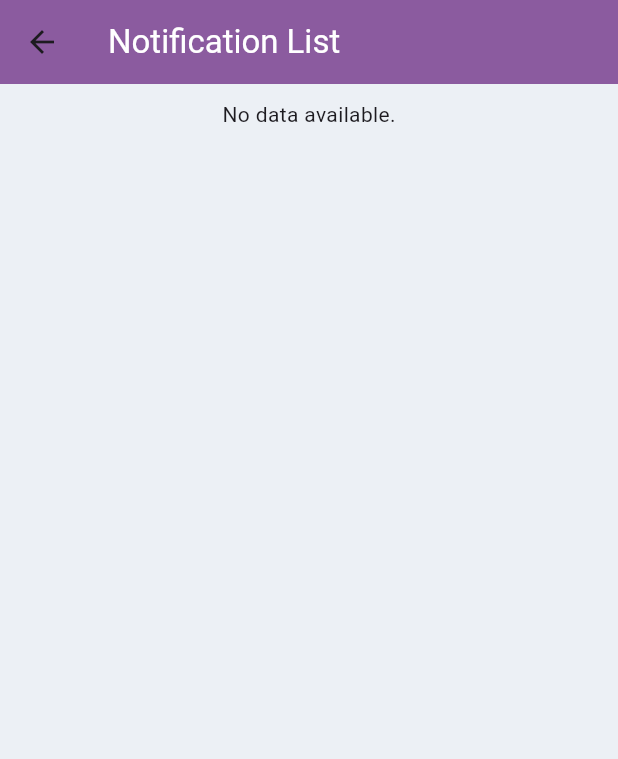
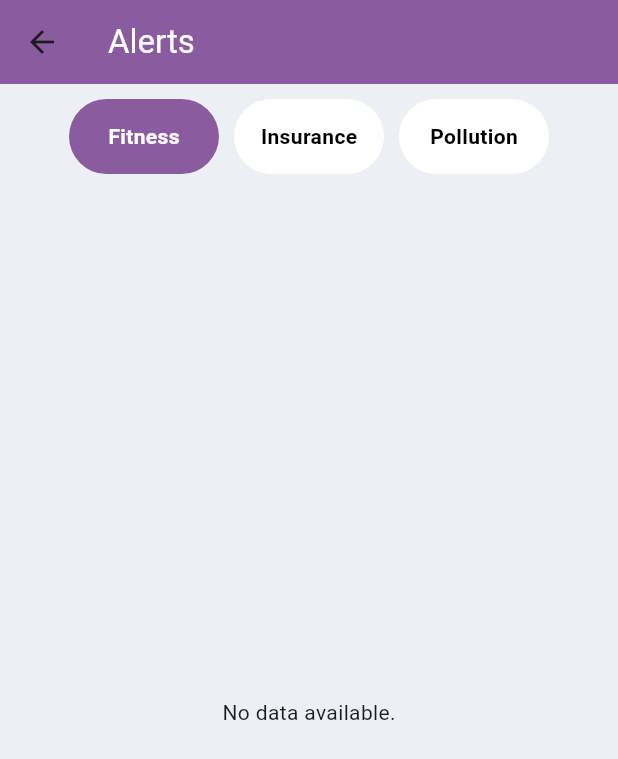
Before and after one commit to ajulkjose246/InstHelper, a Flutter app: the screen it shows after launch, after a tap on the "notifications" icon, on a phone screen of 412 x 824 dp. Shown: the top 759 px of the screen. Run offline on Flutter 3.47's test engine with Material 3 defaults, Android fonts, the phone set to English and light mode, and no system bars; our stand-ins replace file_picker, firebase_core, firebase_database, firebase_storage, google_nav_bar, line_icons and 1 more; missing offline and left inert: dotlottie_loader; accounts and stored records are empty.

Commit message:
notification list to alert list and added a filter option in the alert page

```diff
--- a/lib/main.dart
+++ b/lib/main.dart
@@ -3,8 +3,7 @@ import 'package:flutter/material.dart';
 import 'package:insthelper/firebase_options.dart';
 import 'package:insthelper/screens/container.dart';
 import 'package:insthelper/screens/user/add_vehicle.dart';
-import 'package:insthelper/screens/user/notification_list.dart';
-import 'package:insthelper/screens/user/vehicle_view.dart';
+import 'package:insthelper/screens/user/alert_list.dart';
 
 Future<void> main() async {
   WidgetsFlutterBinding.ensureInitialized();
@@ -24,7 +23,7 @@ class MyApp extends StatelessWidget {
       routes: ({
         '/': (context) => ContainerScreen(),
         '/add': (context) => AddVehicleScreen(),
-        '/alert': (context) => NotificationList(),
+        '/alert': (context) => AlertList(),
       }),
       initialRoute: '/',
     );
--- /dev/null
+++ b/lib/screens/user/alert_list.dart
@@ -0,0 +1,311 @@
+import 'package:firebase_database/firebase_database.dart';
+import 'package:flutter/material.dart';
+import 'package:insthelper/functions/home_screen_function.dart';
+import 'package:insthelper/screens/user/vehicle_view.dart';
+import 'package:intl/intl.dart';
+
+class AlertList extends StatefulWidget {
+  const AlertList({super.key});
+
+  @override
+  State<AlertList> createState() => _AlertListState();
+}
+
+class _AlertListState extends State<AlertList> {
+  var filterValue = 1;
+  @override
+  Widget build(BuildContext context) {
+    return Scaffold(
+      appBar: AppBar(
+        title: const Text("Alerts", style: TextStyle(color: Colors.white)),
+        backgroundColor: const Color.fromRGBO(139, 91, 159, 1),
+      ),
+      body: Container(
+        color: const Color.fromRGBO(236, 240, 245, 1),
+        child: Column(
+          children: [
+            Padding(
+              padding: const EdgeInsets.all(10),
+              child: Row(
+                mainAxisAlignment: MainAxisAlignment.center,
+                children: [
+                  GestureDetector(
+                    onTap: () {
+                      setState(() {
+                        filterValue = 1;
+                      });
+                    },
+                    child: Container(
+                      width: 100,
+                      height: 50,
+                      decoration: BoxDecoration(
+                        color: filterValue != 1
+                            ? Colors.white
+                            : Color.fromRGBO(139, 91, 159, 1),
+                        // color: Color.fromRGBO(139, 91, 159, 1),
+                        borderRadius: BorderRadius.circular(50),
+                      ),
+                      child: Center(
+                          child: Text(
+                        "Fitness",
+                        style: TextStyle(
+                            fontWeight: FontWeight.bold,
+                            color:
+                                filterValue != 1 ? Colors.black : Colors.white),
+                      )),
+                    ),
+                  ),
+                  const SizedBox(
+                    width: 10,
+                  ),
+                  GestureDetector(
+                    onTap: () {
+                      setState(() {
+                        filterValue = 2;
+                      });
+                    },
+                    child: Container(
+                      width: 100,
+                      height: 50,
+                      decoration: BoxDecoration(
+                        color: filterValue != 2
+                            ? Colors.white
+                            : Color.fromRGBO(139, 91, 159, 1),
+                        // color: Color.fromRGBO(139, 91, 159, 1),
+                        borderRadius: BorderRadius.circular(50),
+                      ),
+                      child: Center(
+                          child: Text(
+                        "Insurance",
+                        style: TextStyle(
+                            fontWeight: FontWeight.bold,
+                            color:
+                                filterValue != 2 ? Colors.black : Colors.white),
+                      )),
+                    ),
+                  ),
+                  const SizedBox(
+                    width: 10,
+                  ),
+                  GestureDetector(
+                    onTap: () {
+                      setState(() {
+                        filterValue = 3;
+                      });
+                    },
+                    child: Container(
+                      width: 100,
+                      height: 50,
+                      decoration: BoxDecoration(
+                        color: filterValue != 3
+                            ? Colors.white
+                            : Color.fromRGBO(139, 91, 159, 1),
+                        // color: Color.fromRGBO(139, 91, 159, 1),
+                        borderRadius: BorderRadius.circular(50),
+                      ),
+                      child: Center(
+                          child: Text(
+                        "Pollution",
+                        style: TextStyle(
+                            fontWeight: FontWeight.bold,
+                            color:
+                                filterValue != 3 ? Colors.black : Colors.white),
+                      )),
+                    ),
+                  ),
+                ],
+              ),
+            ),
+            Expanded(
+              child: Padding(
+                padding: const EdgeInsets.all(10),
+                child: StreamBuilder(
+                  stream: FirebaseDatabase.instance
+                      .ref('Vehicle-Management')
+                      .child('Vehicles')
+                      .onValue,
+                  builder: (context, snapshot) {
+                    if (snapshot.hasError) {
+                      return Center(child: Text('Error: ${snapshot.error}'));
+                    }
+
+                    if (snapshot.connectionState == ConnectionState.waiting) {
+                      return const Center(child: CircularProgressIndicator());
+                    }
+
+                    if (snapshot.hasData &&
+                        snapshot.data!.snapshot.value != null) {
+                      Map data = snapshot.data!.snapshot.value as Map;
+                      List items = [];
+
+                      data.forEach((key, value) {
+                        items.add({"key": key, ...value});
+                      });
+                      List filteredItems = [];
+                      // Filter items based on Fitness Upto date
+                      if (filterValue == 1) {
+                        filteredItems = items.where((vehicle) {
+                          DateTime fitnessUptoDate = DateFormat('yyyy-MM-dd')
+                              .parse(vehicle['Fitness Upto']);
+                          DateTime now = DateTime.now().add(Duration(days: 30));
+                          return fitnessUptoDate.isBefore(now);
+                        }).toList();
+                      } else if (filterValue == 2) {
+                        filteredItems = items.where((vehicle) {
+                          DateTime insuranceUptoDate = DateFormat('yyyy-MM-dd')
+                              .parse(vehicle['Insurance Upto']);
+                          DateTime now = DateTime.now().add(Duration(days: 30));
+                          return insuranceUptoDate.isBefore(now);
+                        }).toList();
+                      } else {
+                        filteredItems = items.where((vehicle) {
+                          DateTime pollutionUptoDate = DateFormat('yyyy-MM-dd')
+                              .parse(vehicle['Pollution Upto']);
+                          DateTime now = DateTime.now().add(Duration(days: 30));
+                          return pollutionUptoDate.isBefore(now);
+                        }).toList();
+                      }
+
+                      return ListView.builder(
+                        shrinkWrap: true,
+                        itemCount: filteredItems.length,
+                        itemBuilder: (context, index) {
+                          var vehicle = filteredItems[index];
+                          return FutureBuilder(
+                            future: HomeScreenFunction()
+                                .getModelImage(vehicle['Vehicle Type']),
+                            builder: (context, snapshot) {
+                              if (snapshot.connectionState ==
+                                  ConnectionState.waiting) {
+                                return Padding(
+                                  padding: const EdgeInsets.all(10),
+                                  child: Container(
+                                    height: 150,
+                                    decoration: BoxDecoration(
+                                      color: Colors.white,
+                                      borderRadius: BorderRadius.circular(16),
+                                    ),
+                                    child: const Center(
+                                      child: CircularProgressIndicator(),
+                                    ),
+                                  ),
+                                );
+                              } else if (snapshot.hasError) {
+                                return Padding(
+                                  padding: const EdgeInsets.all(10),
+                                  child: Container(
+                                    height: 150,
+                                    decoration: BoxDecoration(
+                                      color: Colors.white,
+                                      borderRadius: BorderRadius.circular(16),
+                                    ),
+                                    child: const Center(
+                                      child: Icon(Icons.error),
+                                    ),
+                                  ),
+                                );
+                              } else {
+                                return GestureDetector(
+                                  onTap: () {
+                                    Navigator.push(
+                                      context,
+                                      MaterialPageRoute(
+                                        builder: (context) => VehicleViewScreen(
+                                          vehicleRegistrationNo:
+                                              vehicle['Registration Number'],
+                                        ),
+                                      ),
+                                    );
+                                  },
+                                  child: Padding(
+                                    padding: const EdgeInsets.all(10),
+                                    child: Container(
+                                      height: 150,
+                                      width: double.infinity,
+                                      decoration: BoxDecoration(
+                                        color: Colors.white,
+                                        borderRadius: BorderRadius.circular(10),
+                                      ),
+                                      child: Padding(
+                                        padding: const EdgeInsets.all(20),
+                                        child: Column(
+                                          crossAxisAlignment:
+                                              CrossAxisAlignment.start,
+                                          children: [
+                                            Row(
+                                              children: [
+                                                Text(
+                                                  vehicle['Registration Number']
+                                                      .toString()
+                                                      .toUpperCase()
+                                                      .replaceAll('_', ' '),
+                                                  style: const TextStyle(
+                                                      fontWeight:
+                                                          FontWeight.bold,
+                                                      fontSize: 19),
+                                                ),
+                                                const Spacer(),
+                                                const Icon(Icons
+                                                    .arrow_circle_right_outlined),
+                                              ],
+                                            ),
+                                            const Spacer(),
+                                            Text(
+                                              vehicle['Model'],
+                                              style:
+                                                  const TextStyle(fontSize: 15),
+                                            ),
+                                            const Spacer(),
+                                            Row(
+                                              children: [
+                                                Text(
+                                                  filterValue == 1
+                                                      ? "Fitness"
+                                                      : filterValue == 2
+                                                          ? "Insurance"
+                                                          : "Pollution",
+                                                  style: const TextStyle(
+                                                      fontWeight:
+                                                          FontWeight.bold,
+                                                      fontSize: 19),
+                                                ),
+                                                const Spacer(),
+                                                Text(
+                                                  filterValue == 1
+                                                      ? vehicle['Fitness Upto']
+                                                      : filterValue == 2
+                                                          ? vehicle[
+                                                              'Insurance Upto']
+                                                          : vehicle[
+                                                              'Pollution Upto'],
+                                                ),
+                                                // Text(vehicle['Fitness Upto']),
+                                              ],
+                                            ),
+                                            const Spacer(),
+                                            const Text(
+                                                "We will notify you 30 days before the any validity expiry")
+                                          ],
+                                        ),
+                                      ),
+                                    ),
+                                  ),
+                                );
+                              }
+                            },
+                          );
+                        },
+                      );
+                    }
+
+                    return const Center(child: Text('No data available.'));
+                  },
+                ),
+              ),
+            ),
+          ],
+        ),
+      ),
+    );
+  }
+}
--- a/lib/screens/user/notification_list.dart
+++ /dev/null
@@ -1,179 +0,0 @@
-import 'package:firebase_database/firebase_database.dart';
-import 'package:flutter/material.dart';
-import 'package:insthelper/functions/home_screen_function.dart';
-import 'package:insthelper/screens/user/vehicle_view.dart';
-
-class NotificationList extends StatefulWidget {
-  const NotificationList({super.key});
-
-  @override
-  State<NotificationList> createState() => _NotificationListState();
-}
-
-class _NotificationListState extends State<NotificationList> {
-  @override
-  Widget build(BuildContext context) {
-    return Scaffold(
-      appBar: AppBar(
-        title: const Text("Notification List",
-            style: TextStyle(color: Colors.white)),
-        backgroundColor: const Color.fromRGBO(139, 91, 159, 1),
-      ),
-      body: Container(
-        color: const Color.fromRGBO(236, 240, 245, 1),
-        child: ListView(
-          children: [
-            Padding(
-              padding: const EdgeInsets.all(10),
-              child: StreamBuilder(
-                stream: FirebaseDatabase.instance
-                    .ref('Vehicle-Management')
-                    .child('Vehicles')
-                    .onValue,
-                builder: (context, snapshot) {
-                  if (snapshot.hasError) {
-                    return Center(child: Text('Error: ${snapshot.error}'));
-                  }
-
-                  if (snapshot.connectionState == ConnectionState.waiting) {
-                    return const Center(child: CircularProgressIndicator());
-                  }
-
-                  if (snapshot.hasData &&
-                      snapshot.data!.snapshot.value != null) {
-                    Map data = snapshot.data!.snapshot.value as Map;
-                    List items = [];
-
-                    data.forEach((key, value) {
-                      items.add({"key": key, ...value});
-                    });
-
-                    return GridView.builder(
-                      shrinkWrap: true,
-                      physics: const NeverScrollableScrollPhysics(),
-                      gridDelegate:
-                          const SliverGridDelegateWithFixedCrossAxisCount(
-                        crossAxisCount: 1,
-                        // Adjusted to control the height
-                        childAspectRatio: 2.5,
-                      ),
-                      itemCount: items.length,
-                      itemBuilder: (context, index) {
-                        var vehicle = items[index];
-                        return FutureBuilder(
-                          future: HomeScreenFunction()
-                              .getModelImage(vehicle['Vehicle Type']),
-                          builder: (context, snapshot) {
-                            if (snapshot.connectionState ==
-                                ConnectionState.waiting) {
-                              return Padding(
-                                padding: const EdgeInsets.all(10),
-                                child: GestureDetector(
-                                  onTap: () {
-                                    Navigator.pushNamed(context, '/view');
-                                  },
-                                  child: Container(
-                                    height: 150,
-                                    decoration: BoxDecoration(
-                                      color: Colors.white,
-                                      borderRadius: BorderRadius.circular(16),
-                                    ),
-                                    child: const Center(
-                                      child: CircularProgressIndicator(),
-                                    ),
-                                  ),
-                                ),
-                              );
-                            } else if (snapshot.hasError) {
-                              return Padding(
-                                padding: const EdgeInsets.all(10),
-                                child: GestureDetector(
-                                  onTap: () {
-                                    Navigator.pushNamed(context, '/view');
-                                  },
-                                  child: Container(
-                                    height: 150,
-                                    decoration: BoxDecoration(
-                                      color: Colors.white,
-                                      borderRadius: BorderRadius.circular(16),
-                                    ),
-                                    child: const Center(
-                                      child: Icon(Icons.error),
-                                    ),
-                                  ),
-                                ),
-                              );
-                            } else {
-                              var imageData = snapshot.data as String;
-                              return Padding(
-                                padding: const EdgeInsets.all(10),
-                                child: Container(
-                                  height: 150,
-                                  width: double.infinity,
-                                  margin: const EdgeInsets.all(10),
-                                  decoration: BoxDecoration(
-                                    color: Colors.white,
-                                    borderRadius: BorderRadius.circular(10),
-                                  ),
-                                  child: const Padding(
-                                    padding: EdgeInsets.all(20),
-                                    child: Column(
-                                      crossAxisAlignment:
-                                          CrossAxisAlignment.start,
-                                      children: [
-                                        Row(
-                                          children: [
-                                            Text(
-                                              "KL 71 F 9894",
-                                              style: TextStyle(
-                                                  fontWeight: FontWeight.bold,
-                                                  fontSize: 19),
-                                            ),
-                                            Spacer(),
-                                            Icon(Icons
-                                                .arrow_circle_right_outlined),
-                                          ],
-                                        ),
-                                        Spacer(),
-                                        Text(
-                                          "Hyundai Exter",
-                                          style: TextStyle(fontSize: 15),
-                                        ),
-                                        Spacer(),
-                                        Row(
-                                          children: [
-                                            Text(
-                                              "Insurance",
-                                              style: TextStyle(
-                                                  fontWeight: FontWeight.bold,
-                                                  fontSize: 19),
-                                            ),
-                                            Spacer(),
-                                            Text("17-Nov-2024"),
-                                          ],
-                                        ),
-                                        Spacer(),
-                                        Text(
-                                            "We will notify you 30 days before the any validity expiry")
-                                      ],
-                                    ),
-                                  ),
-                                ),
-                              );
-                            }
-                          },
-                        );
-                      },
-                    );
-                  }
-
-                  return Center(child: Text('No data available.'));
-                },
-              ),
-            ),
-          ],
-        ),
-      ),
-    );
-  }
-}
--- a/pubspec.yaml
+++ b/pubspec.yaml
@@ -43,6 +43,7 @@ dependencies:
   dotlottie_loader: ^0.0.3
   lottie: ^3.1.2
   firebase_storage: ^12.1.0
+  intl: ^0.19.0
 
 dev_dependencies:
   flutter_test:
```
Also changed, not shown: pubspec.lock.
